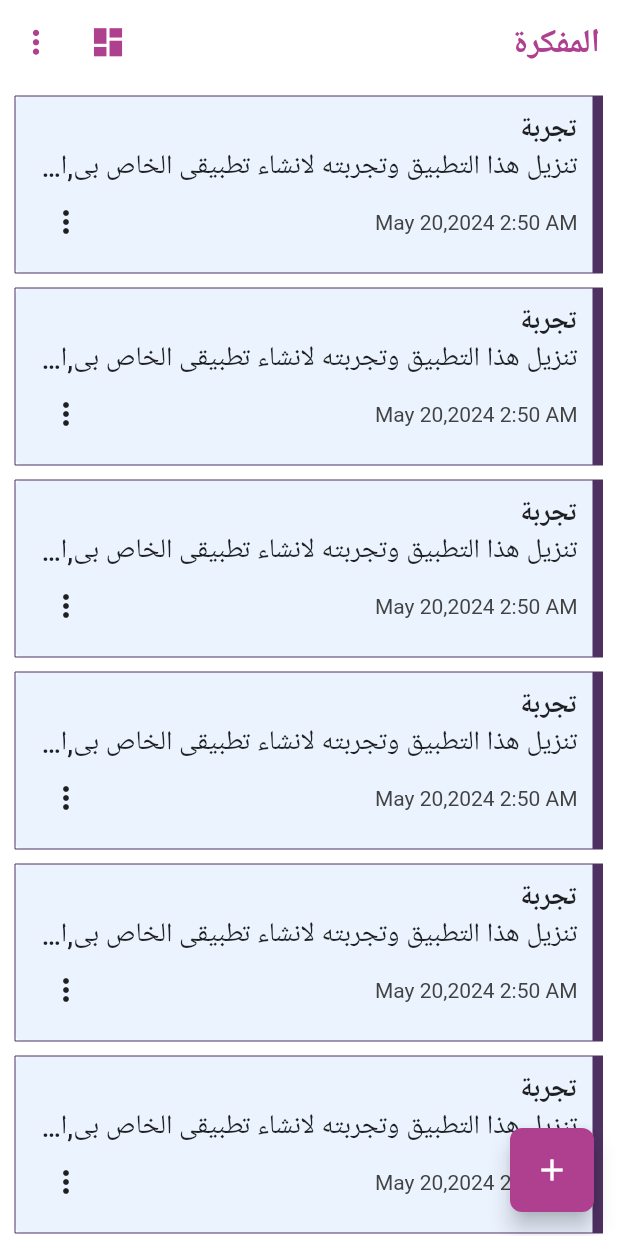
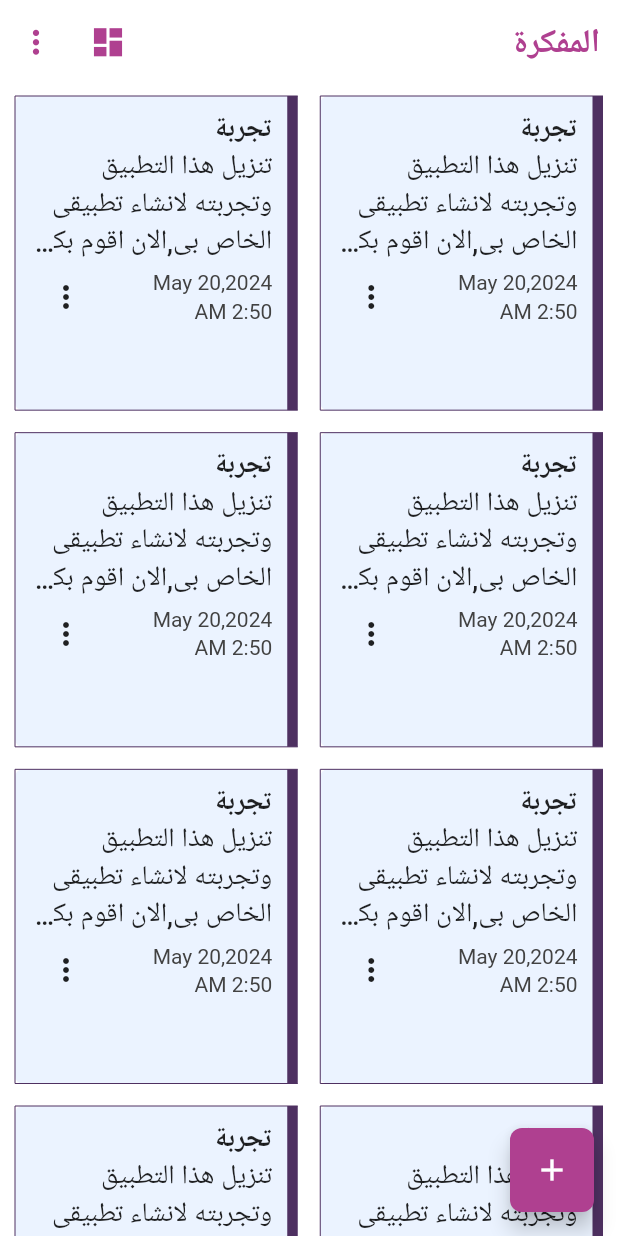
Before and after one commit to rehabsaad075/my_notes_app, a Flutter app: the screen it shows after launch, on a phone screen of 412 x 824 dp. Run offline on Flutter 3.47's test engine with Material 2 defaults, Android fonts, the phone set to English and light mode, and no system bars; our stand-ins replace animated_splash_screen, font_awesome_flutter.

Commit message:
create notes grid view ui

```diff
--- a/lib/main.dart
+++ b/lib/main.dart
@@ -1,5 +1,5 @@
 import 'package:flutter/material.dart';
-import 'package:my_notes_app/view/my_notes_splash_screen.dart';
+import 'package:my_notes_app/view/screens/my_notes_splash_screen.dart';
 import 'package:my_notes_app/view_model/app_colors.dart';
 
 void main() {
--- a/lib/view/my_notes_splash_screen.dart
+++ b/lib/view/screens/my_notes_splash_screen.dart
@@ -1,6 +1,6 @@
 import 'package:animated_splash_screen/animated_splash_screen.dart';
 import 'package:flutter/material.dart';
-import 'package:my_notes_app/view/notes_home_page_screen.dart';
+import 'package:my_notes_app/view/screens/notes_home_page_screen.dart';
 
 class MyNotesSplashScreen extends StatelessWidget {
   const MyNotesSplashScreen({super.key});
--- a/lib/view/notes_home_page_screen.dart
+++ b/lib/view/screens/notes_home_page_screen.dart
@@ -1,6 +1,7 @@
 import 'package:flutter/material.dart';
-import 'package:my_notes_app/view/add_notes_screen.dart';
-import 'package:my_notes_app/view/widget_custom/notes_item_custom.dart';
+import 'package:my_notes_app/view/screens/add_notes_screen.dart';
+import 'package:my_notes_app/view/widget_custom/body_custom/notes_grid_view.dart';
+import 'package:my_notes_app/view/widget_custom/body_custom/notes_list_view.dart';
 import 'package:my_notes_app/view_model/app_icons.dart';
 import 'package:my_notes_app/view_model/navigation_functions.dart';
 
@@ -31,17 +32,7 @@ class NotesHomePageScreen extends StatelessWidget {
             ),
           ],
         ),
-        body: ListView.separated(
-          physics: const BouncingScrollPhysics(),
-          padding: const EdgeInsets.symmetric(horizontal: 10,vertical: 8),
-            itemBuilder: (context,index){
-              return const NotesItemCustom();
-            },
-            separatorBuilder: (context,index){
-              return const SizedBox(height: 10,);
-            },
-            itemCount: 10
-        ),
+        body: const NotesGridView(),
         floatingActionButtonLocation: FloatingActionButtonLocation.startFloat,
         floatingActionButton: FloatingActionButton(
           onPressed: () {
--- /dev/null
+++ b/lib/view/widget_custom/body_custom/notes_grid_view.dart
@@ -0,0 +1,26 @@
+import 'package:flutter/material.dart';
+import 'package:my_notes_app/view/widget_custom/notes_item_custom.dart';
+
+class NotesGridView extends StatelessWidget {
+  const NotesGridView({super.key});
+
+  @override
+  Widget build(BuildContext context) {
+    return GridView.builder(
+      physics: const BouncingScrollPhysics(),
+      padding: const EdgeInsets.symmetric(horizontal: 10,vertical: 8),
+        gridDelegate: const SliverGridDelegateWithFixedCrossAxisCount(
+        crossAxisCount: 2,
+        childAspectRatio: 0.9/1,
+        crossAxisSpacing: 15,
+        mainAxisSpacing: 15
+    ),
+        itemBuilder: (context,index){
+      return const NotesItemCustom(
+        maxLines: 3,
+      );
+    },
+      itemCount: 10,
+    );
+  }
+}
--- /dev/null
+++ b/lib/view/widget_custom/body_custom/notes_list_view.dart
@@ -0,0 +1,21 @@
+import 'package:flutter/material.dart';
+import 'package:my_notes_app/view/widget_custom/notes_item_custom.dart';
+
+class NotesListView extends StatelessWidget {
+  const NotesListView({super.key});
+
+  @override
+  Widget build(BuildContext context) {
+    return ListView.separated(
+        physics: const BouncingScrollPhysics(),
+        padding: const EdgeInsets.symmetric(horizontal: 10,vertical: 8),
+        itemBuilder: (context,index){
+          return const NotesItemCustom();
+        },
+        separatorBuilder: (context,index){
+          return const SizedBox(height: 10,);
+        },
+        itemCount: 10
+    );
+  }
+}
--- a/lib/view/widget_custom/notes_item_custom.dart
+++ b/lib/view/widget_custom/notes_item_custom.dart
@@ -3,7 +3,8 @@ import 'package:my_notes_app/view_model/app_colors.dart';
 import 'package:my_notes_app/view_model/app_icons.dart';
 
 class NotesItemCustom extends StatelessWidget {
-  const NotesItemCustom({super.key});
+  final int? maxLines;
+  const NotesItemCustom({super.key, this.maxLines=1});
 
   @override
   Widget build(BuildContext context) {
@@ -41,24 +42,37 @@ class NotesItemCustom extends StatelessWidget {
               fontWeight: FontWeight.bold
             ),
           ),
-          const Text(
+           Text(
             'تنزيل هذا التطبيق وتجربته لانشاء تطبيقى الخاص بى,الان اقوم بكتابة الكود الخاص بهذا التطبيق',
-            style: TextStyle(
+            style: const TextStyle(
                 fontSize: 18,
                 fontWeight: FontWeight.w500,
             ),
-            maxLines: 1,
+            maxLines: maxLines,
           overflow: TextOverflow.ellipsis,
           ),
           Row(
             children: [
-               Text(
-                'May 20,2024 2:50 AM',
-                style: TextStyle(
-                    color: AppColors.gray!
-                ),
+               Expanded(
+                 child: Column(
+                   crossAxisAlignment: CrossAxisAlignment.start,
+                   children: [
+                     Text(
+                      'May 20,2024',
+                      style: TextStyle(
+                          color: AppColors.gray!
+                      ),
               ),
-              const Spacer(),
+                     const SizedBox(height: 3,),
+                     Text(
+                       '2:50 AM',
+                       style: TextStyle(
+                           color: AppColors.gray!
+                       ),
+                     ),
+                   ],
+                 ),
+               ),
               IconButton(
                   onPressed: (){},
                   icon: const Icon(
```
Also changed, not shown: lib/view/screens/add_notes_screen.dart (renamed from lib/view/add_notes_screen.dart).
